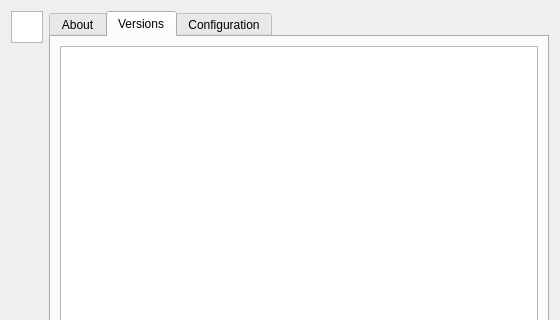
First picture: the form in src/about.ui, repository aladur/flexemu, before the edit; both pictures show x 0 to 560 and y 0 to 320 of the 560 by 480 pixel window.
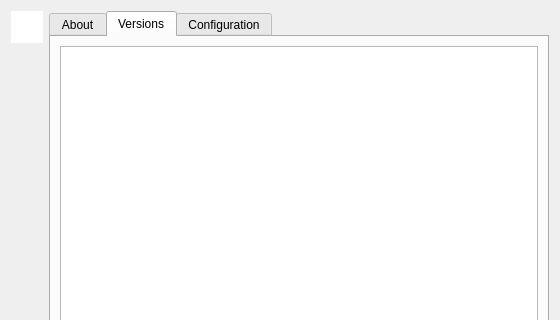
Second picture: the form after the edit.

Commit message: About dialog: Avoid visible frame around flexemu icon.

The edit to the form file:
```diff
--- a/src/about.ui
+++ b/src/about.ui
@@ -47,6 +47,9 @@
          <property name="contextMenuPolicy">
           <enum>Qt::NoContextMenu</enum>
          </property>
+         <property name="frameShape">
+          <enum>QFrame::NoFrame</enum>
+         </property>
          <property name="verticalScrollBarPolicy">
           <enum>Qt::ScrollBarAlwaysOff</enum>
          </property>
```
